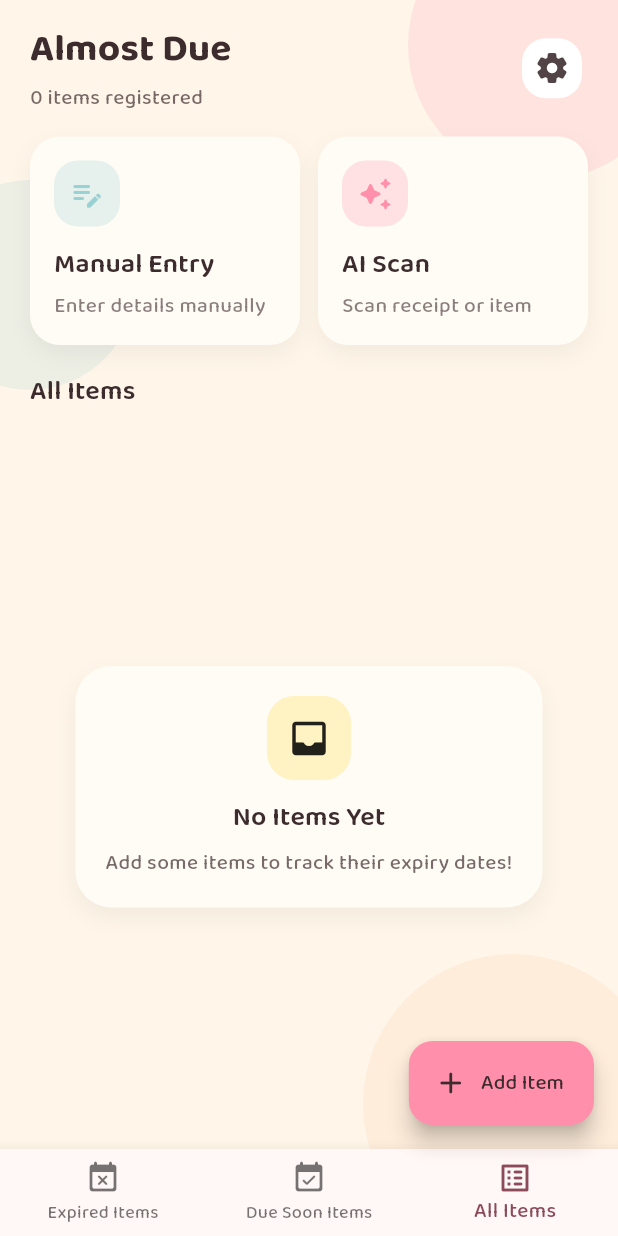
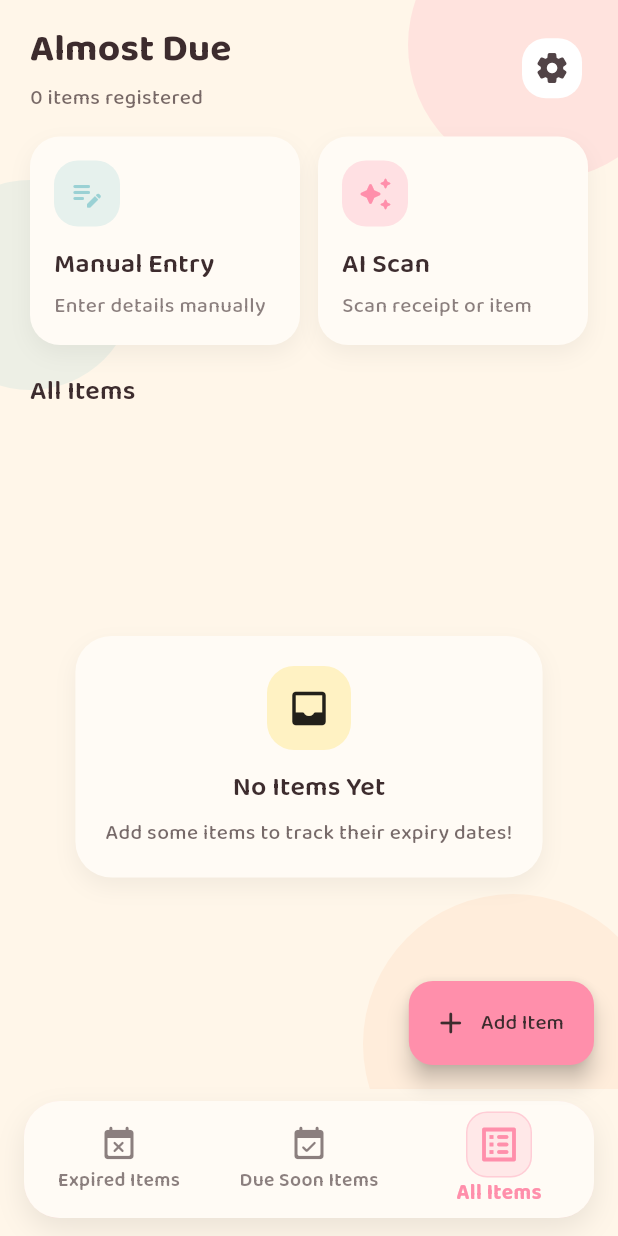
Before and after one commit to leesama/almost_due_app, a Flutter app: the screen it shows after launch, on a phone screen of 412 x 824 dp. Run offline on Flutter 3.47's test engine with Material 3 defaults, Android fonts, the phone set to English and light mode, and no system bars; our stand-ins replace flutter_local_notifications, flutter_riverpod, flutter_smart_dialog, go_router, google_fonts, riverpod_annotation and 2 more; generated files the repository leaves out were written again.

Commit message:
feat: Redesign `BottomNavigationBar` with custom styling and active icon states.

```diff
--- a/lib/ui/screens/home_screen.dart
+++ b/lib/ui/screens/home_screen.dart
@@ -86,23 +86,77 @@ class _HomeScreenState extends ConsumerState<HomeScreen> {
         label: Text(l10n.addItemFab),
         onPressed: () => _openAddItem(context, AddMode.manual),
       ),
-      bottomNavigationBar: BottomNavigationBar(
+      bottomNavigationBar: SafeArea(
+        top: false,
+        child: Padding(
+          padding: const EdgeInsets.fromLTRB(16, 8, 16, 12),
+          child: DecoratedBox(
+            decoration: BoxDecoration(
+              color: AppColors.surface,
+              borderRadius: BorderRadius.circular(24),
+              border: Border.all(
+                color: AppColors.primary.withValues(alpha: 0.18),
+              ),
+              boxShadow: [
+                BoxShadow(
+                  color: Colors.black.withValues(alpha: 0.08),
+                  blurRadius: 16,
+                  offset: const Offset(0, 8),
+                ),
+              ],
+            ),
+            child: ClipRRect(
+              borderRadius: BorderRadius.circular(24),
+              child: BottomNavigationBar(
                 currentIndex: _tabIndex,
                 onTap: (index) => setState(() => _tabIndex = index),
+                backgroundColor: AppColors.surface,
+                elevation: 0,
+                type: BottomNavigationBarType.fixed,
+                showUnselectedLabels: true,
+                selectedItemColor: AppColors.primary,
+                unselectedItemColor: AppColors.ink.withValues(alpha: 0.6),
+                selectedIconTheme: const IconThemeData(size: 30),
+                unselectedIconTheme: const IconThemeData(size: 26),
+                selectedFontSize: 14,
+                unselectedFontSize: 13,
+                selectedLabelStyle:
+                    Theme.of(context).textTheme.bodyMedium?.copyWith(
+                          fontSize: 14,
+                          fontWeight: FontWeight.w700,
+                        ),
+                unselectedLabelStyle:
+                    Theme.of(context).textTheme.bodyMedium?.copyWith(
+                          fontSize: 13,
+                          fontWeight: FontWeight.w600,
+                        ),
                 items: [
                   BottomNavigationBarItem(
                     icon: const Icon(Icons.event_busy_rounded),
+                    activeIcon: const _CuteTabIcon(
+                      icon: Icons.event_busy_rounded,
+                    ),
                     label: l10n.homeTabExpired,
                   ),
                   BottomNavigationBarItem(
                     icon: const Icon(Icons.event_available_rounded),
+                    activeIcon: const _CuteTabIcon(
+                      icon: Icons.event_available_rounded,
+                    ),
                     label: l10n.homeTabDueSoon,
                   ),
                   BottomNavigationBarItem(
                     icon: const Icon(Icons.list_alt_rounded),
+                    activeIcon: const _CuteTabIcon(
+                      icon: Icons.list_alt_rounded,
+                    ),
                     label: l10n.homeTabAll,
                   ),
                 ],
+              ),
+            ),
+          ),
+        ),
       ),
     );
   }
@@ -144,3 +198,24 @@ class _HomeScreenState extends ConsumerState<HomeScreen> {
     }
   }
 }
+
+class _CuteTabIcon extends StatelessWidget {
+  const _CuteTabIcon({required this.icon});
+
+  final IconData icon;
+
+  @override
+  Widget build(BuildContext context) {
+    return Container(
+      padding: const EdgeInsets.all(6),
+      decoration: BoxDecoration(
+        color: AppColors.primary.withValues(alpha: 0.18),
+        borderRadius: BorderRadius.circular(14),
+        border: Border.all(
+          color: AppColors.primary.withValues(alpha: 0.3),
+        ),
+      ),
+      child: Icon(icon),
+    );
+  }
+}
```
Lines whose indentation alone changed are shown as unchanged.
